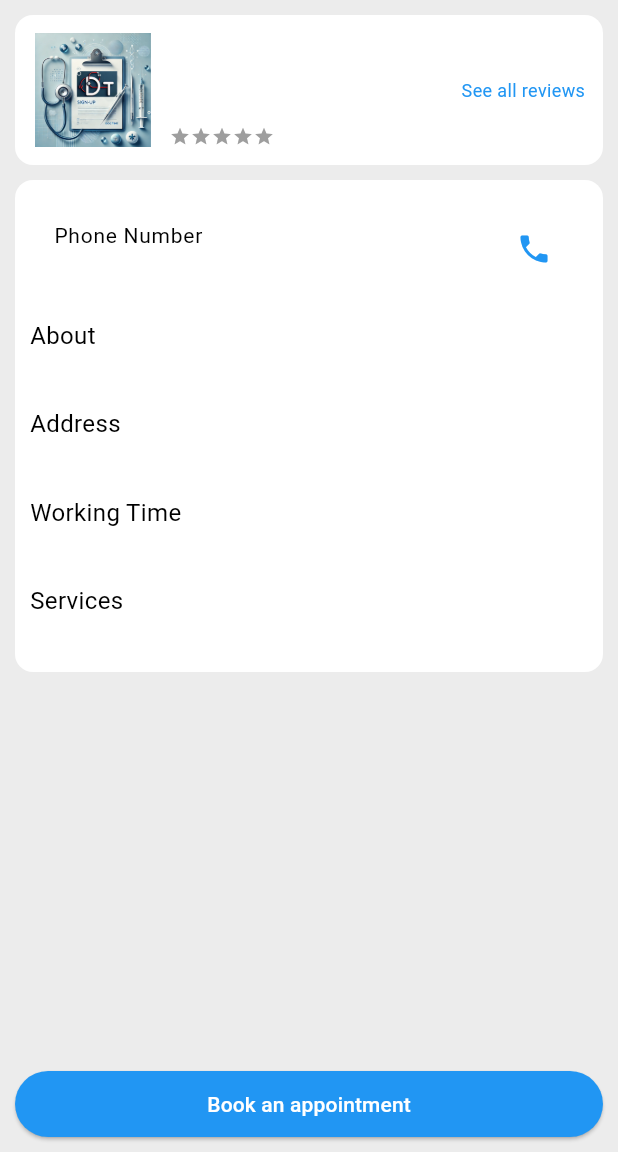
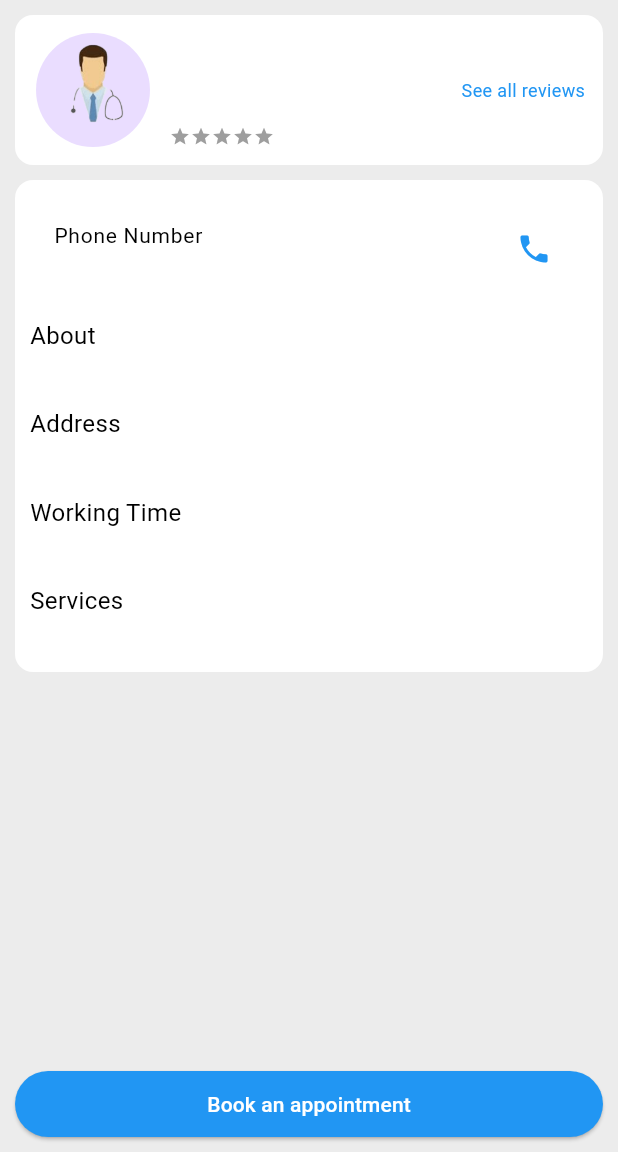
Before and after one commit to princedesai012/doctor, a Flutter app: the DoctorProfileView screen opened directly with empty values, on a phone screen of 412 x 824 dp, the part 84-1236 px from its top. Run offline on Flutter 3.47's test engine with Material 3 defaults, Android fonts, the phone set to English and light mode, and no system bars; drawn by our look-alikes of velocity_x; our stand-ins replace cloud_firestore, firebase_auth, firebase_core, get; accounts and stored records are empty; network calls fail; Roboto replaces fonts that are missing (nunito_bold).

Commit message:
#FinalizationUPDATE-1

```diff
--- a/lib/consts/images.dart
+++ b/lib/consts/images.dart
@@ -9,4 +9,5 @@ class AppAssets {
   static String icLungs = "assets/images/lungs.png";
   static String icLiver = "assets/images/liver.png";
   static String icLogo = "assets/images/DocTime_Logo.png";
+  static String icDoctor = "assets/images/doctor.png";
 }
--- a/lib/consts/lists.dart
+++ b/lib/consts/lists.dart
@@ -10,6 +10,7 @@ var iconsList = [
   AppAssets.icLiver,
   AppAssets.icLungs,
   AppAssets.icLogo,
+  AppAssets.icDoctor,
 ];
 
 var iconsTitleList = [
--- a/lib/views/category_view/category_view.dart
+++ b/lib/views/category_view/category_view.dart
@@ -12,7 +12,7 @@ class CategoryView extends StatelessWidget {
       appBar: AppBar(
         backgroundColor: AppColors.blueColor,
         elevation: 0.0,
-        title: AppStyle.bold(title: AppStrings.category, size: AppSizes.size18),),
+        title: AppStyle.bold(title: AppStrings.category, size: AppSizes.size18, color: AppColors.white),),
       body: Padding(
         padding: const EdgeInsets.all(10.0),
         child: GridView.builder(
--- a/lib/views/doctor_profile_view/doctor_profile_view.dart
+++ b/lib/views/doctor_profile_view/doctor_profile_view.dart
@@ -34,7 +34,7 @@ class DoctorProfileView extends StatelessWidget {
                   children: [
                     CircleAvatar(
                       radius: 40,
-                      child: Image.asset(AppAssets.icSignup),
+                      child: Image.asset(AppAssets.icDoctor),
                     ),
                     11.widthBox,
                     Expanded(
--- a/lib/views/home_view/home_view.dart
+++ b/lib/views/home_view/home_view.dart
@@ -130,7 +130,7 @@ class HomeView extends StatelessWidget {
                                           width: 150,
                                           alignment: Alignment.center,
                                           color: Colors.blue,
-                                          child: Image.asset(AppAssets.icSignup,
+                                          child: Image.asset(AppAssets.icDoctor,
                                             width: 100,
                                             fit: BoxFit.cover,
                                           ),
```
Also changed, not shown: assets/images/doctor.png (added).
